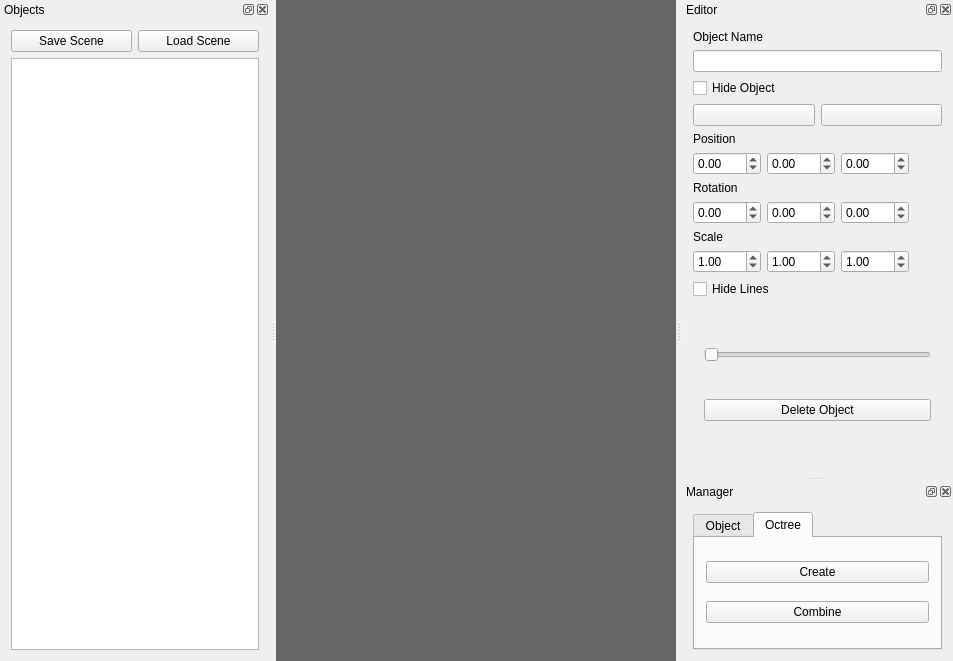
First picture: the form in ModelagemQT/mainwindow.ui, repository RicardoBusta/Doutorado, before the edit.
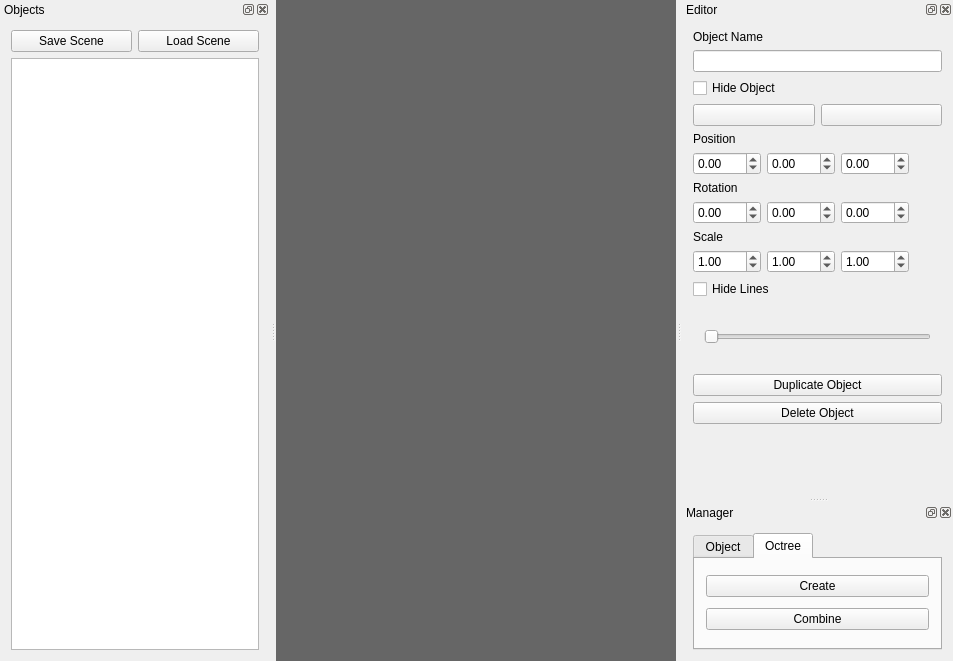
Second picture: the form after the edit. Custom widgets are drawn as their Qt base class.

Commit message: mudando só a posição de alguns botões

What changed in the file:
```diff
--- a/ModelagemQT/mainwindow.ui
+++ b/ModelagemQT/mainwindow.ui
@@ -329,6 +329,17 @@
            </property>
           </widget>
          </item>
+        </layout>
+       </widget>
+      </widget>
+     </item>
+     <item>
+      <widget class="QPushButton" name="pushButton">
+       <property name="text">
+        <string>Duplicate Object</string>
+       </property>
+      </widget>
+     </item>
          <item>
           <widget class="QPushButton" name="delete_object">
            <property name="text">
@@ -336,9 +347,18 @@
            </property>
           </widget>
          </item>
-        </layout>
-       </widget>
-      </widget>
+     <item>
+      <spacer name="verticalSpacer">
+       <property name="orientation">
+        <enum>Qt::Vertical</enum>
+       </property>
+       <property name="sizeHint" stdset="0">
+        <size>
+         <width>20</width>
+         <height>40</height>
+        </size>
+       </property>
+      </spacer>
      </item>
     </layout>
    </widget>
```
Lines whose indentation alone changed are shown as unchanged. The commit also changes 2 other files.
